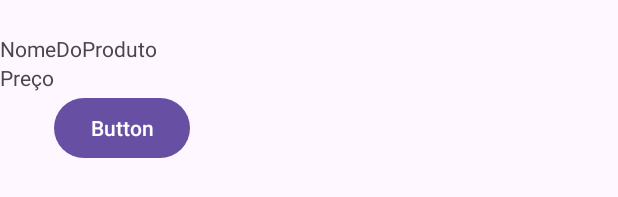
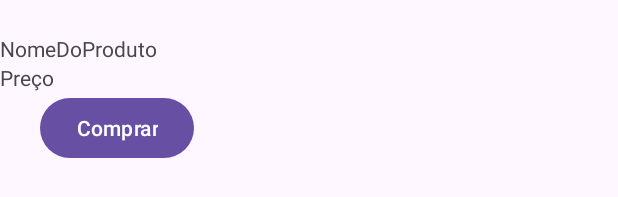
Before and after one commit to JulianoRenis/FakeStore, an Android app: the layout item_produto.xml on its own in the app's theme, with its tools: preview values and no code run, on a phone screen of 412 x 824 dp. Shown: the part 260-457 px from the top of the screen. Run offline under Robolectric (Android 15) with nearby library versions, the phone set to English and light mode, and no system bars.

Commit message:
item produto _ editado Ids

```diff
--- a/app/src/main/java/com/example/fakestore/MainActivity.kt
+++ b/app/src/main/java/com/example/fakestore/MainActivity.kt
@@ -4,6 +4,7 @@ import androidx.appcompat.app.AppCompatActivity
 import android.os.Bundle
 
 class MainActivity : AppCompatActivity() {
+
     override fun onCreate(savedInstanceState: Bundle?) {
         super.onCreate(savedInstanceState)
         setContentView(R.layout.activity_main)
--- a/app/src/main/res/layout/activity_main.xml
+++ b/app/src/main/res/layout/activity_main.xml
@@ -32,7 +32,7 @@
         android:layout_height="wrap_content"
         android:layout_marginTop="16dp"
         android:layout_marginEnd="16dp"
-        android:text="Button"
+        android:text="Para retirar"
         app:layout_constraintEnd_toStartOf="@+id/guideline2"
         app:layout_constraintStart_toStartOf="parent"
         app:layout_constraintTop_toBottomOf="@+id/imageView" />
@@ -50,7 +50,7 @@
         android:layout_height="wrap_content"
         android:layout_marginStart="16dp"
         android:layout_marginTop="16dp"
-        android:text="Button"
+        android:text="Entrga grátis"
         app:layout_constraintEnd_toEndOf="parent"
         app:layout_constraintStart_toStartOf="@+id/guideline2"
         app:layout_constraintTop_toBottomOf="@+id/imageView" />
--- a/app/src/main/res/layout/item_produto.xml
+++ b/app/src/main/res/layout/item_produto.xml
@@ -6,35 +6,35 @@
     android:layout_height="wrap_content">
 
     <ImageView
-        android:id="@+id/imageView6"
+        android:id="@+id/imgProduto"
         android:layout_width="156dp"
         android:layout_height="196dp"
         app:layout_constraintStart_toStartOf="parent"
         app:layout_constraintTop_toTopOf="parent"
-        app:srcCompat="@drawable/arros" />
+        tools:srcCompat="@drawable/arros" />
 
     <TextView
-        android:id="@+id/textView2"
+        android:id="@+id/txtNomeProduto"
         android:layout_width="wrap_content"
         android:layout_height="wrap_content"
         android:text="NomeDoProduto"
         app:layout_constraintStart_toStartOf="parent"
-        app:layout_constraintTop_toBottomOf="@+id/imageView6" />
+        app:layout_constraintTop_toBottomOf="@+id/imgProduto" />
 
     <TextView
-        android:id="@+id/textView3"
+        android:id="@+id/txtPreco"
         android:layout_width="wrap_content"
-        android:layout_height="wrap_content"
+        android:layout_height="match_parent"
         android:text="Preço"
         app:layout_constraintStart_toStartOf="parent"
-        app:layout_constraintTop_toBottomOf="@+id/textView2" />
+        app:layout_constraintTop_toBottomOf="@+id/txtNomeProduto" />
 
     <Button
-        android:id="@+id/button3"
+        android:id="@+id/btnComprar"
         android:layout_width="wrap_content"
-        android:layout_height="wrap_content"
-        android:layout_marginStart="36dp"
-        android:text="Button"
+        android:layout_height="0dp"
+        android:text="Comprar"
+        app:layout_constraintEnd_toEndOf="parent"
         app:layout_constraintStart_toStartOf="parent"
-        app:layout_constraintTop_toBottomOf="@+id/textView3" />
+        app:layout_constraintTop_toBottomOf="@+id/txtPreco" />
 </androidx.constraintlayout.widget.ConstraintLayout>
```
